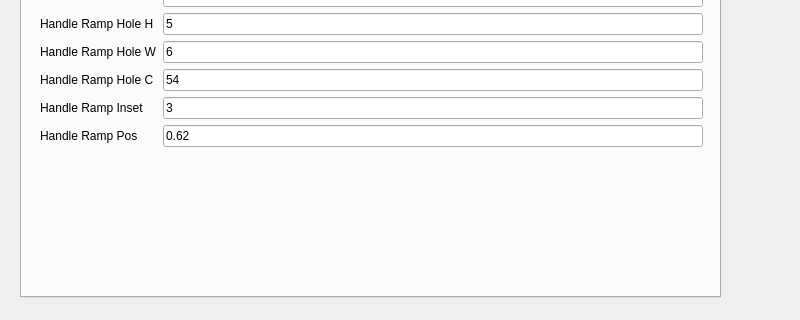
Qt form src/FullFrameSet.ui (kyloe/HalfaxIronWorks) before a commit; both pictures show x 0 to 800 and y 303 to 623 of the 800 by 954 pixel window.
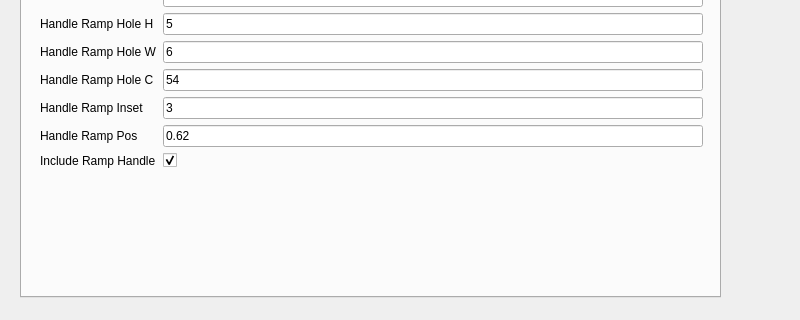
The same form after that commit.

The edit to the form file:
```diff
--- a/src/FullFrameSet.ui
+++ b/src/FullFrameSet.ui
@@ -312,6 +312,23 @@
         </property>
        </widget>
       </item>
+      <item row="16" column="0">
+       <widget class="QLabel" name="label_45">
+        <property name="text">
+         <string>Include Ramp Handle</string>
+        </property>
+       </widget>
+      </item>
+      <item row="16" column="1">
+       <widget class="QCheckBox" name="IncludeRampHandle">
+        <property name="text">
+         <string/>
+        </property>
+        <property name="checked">
+         <bool>true</bool>
+        </property>
+       </widget>
+      </item>
      </layout>
     </widget>
    </widget>
```
